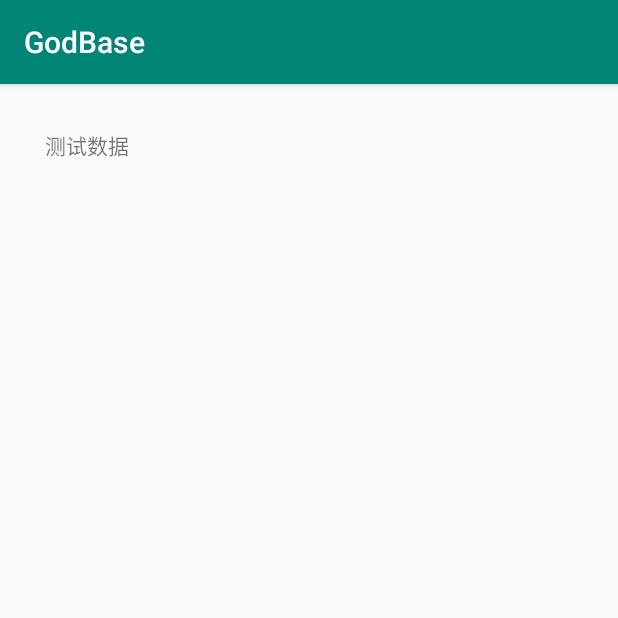
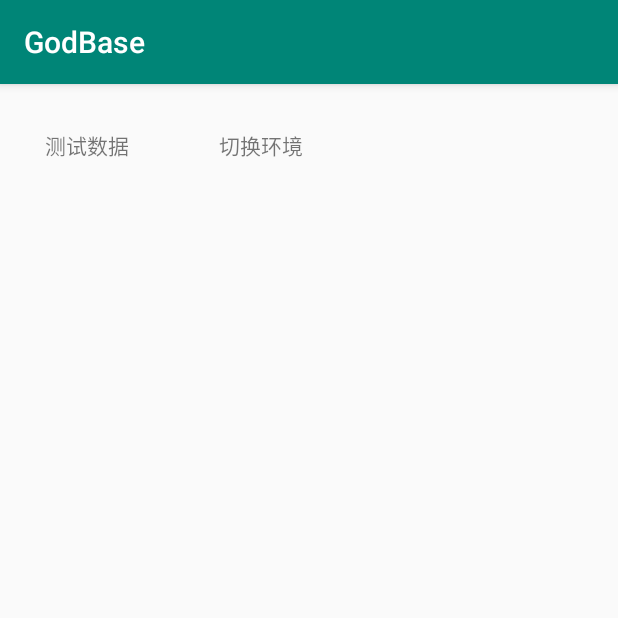
Before and after one commit to guanzhen-yun/godbase, an Android app: the MainActivity screen opened directly, with no data from a screen before it, on a phone screen of 412 x 824 dp, the top half of it. Run offline under Robolectric (Android 15) with nearby library versions, the phone set to English and light mode, and no system bars; our stand-ins replace ButterKnife, EventBus, RxJava; libraries missing offline, so code that uses them is left out: com.alibaba.android.

```diff
--- a/app/src/main/res/layout/activity_main.xml
+++ b/app/src/main/res/layout/activity_main.xml
@@ -14,4 +14,12 @@
         android:padding="30dp"
          />
 
+    <TextView
+        android:id="@+id/tv_exchange"
+        android:layout_width="wrap_content"
+        android:layout_height="wrap_content"
+        android:text="切换环境"
+        android:padding="30dp"
+        />
+
 </LinearLayout>
```
Also changed, not shown: app/src/main/java/com/ziroom/godbase/App.java (+6 -1 lines), app/src/main/java/com/ziroom/godbase/MainActivity.java (+9 -3 lines), app/src/main/java/com/ziroom/godbase/service/ChangeEnvironmentManager.java (added, +52 -0 lines).
